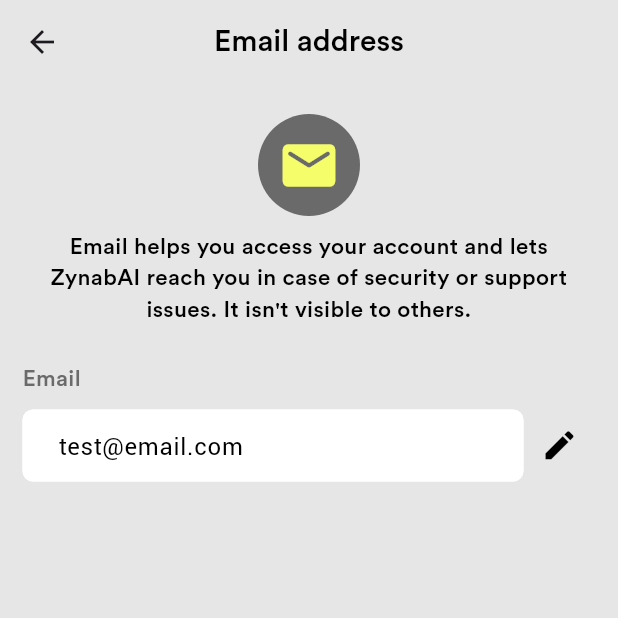
After one commit to expoders8/ZynabAIExpoders, a Flutter app: the EmailPage screen opened directly, on a phone screen of 412 x 824 dp, the top half of it. The commit adds this screen. Run offline on Flutter 3.47's test engine with Material 3 defaults, Android fonts, the phone set to English and light mode, and no system bars; our stand-ins replace accordion, avatar_glow, camera, flutter_typeahead, get, get_storage and 4 more; missing offline and left inert: bottom_picker, flutter_overlay_loader, flutter_sound, voice_message_package; accounts and stored records are empty.

Commit message:
design changes

```diff
--- /dev/null
+++ b/lib/app/ui/Profile/account/email_page.dart
@@ -0,0 +1,157 @@
+import 'package:flutter/material.dart';
+import 'package:get/get.dart';
+
+import '../../../../config/constant/color_constant.dart';
+import '../../../../config/constant/font_constant.dart';
+
+class EmailPage extends StatefulWidget {
+  const EmailPage({super.key});
+
+  @override
+  State<EmailPage> createState() => _EmailPageState();
+}
+
+class _EmailPageState extends State<EmailPage> {
+  final TextEditingController _controller =
+      TextEditingController(text: "test@email.com");
+  bool _isEditable = false;
+  @override
+  Widget build(BuildContext context) {
+    return Scaffold(
+      appBar: AppBar(
+        backgroundColor: kBackGroundColor,
+        title: const Text("Email address"),
+        centerTitle: true,
+      ),
+      body: SizedBox(
+        height: Get.height,
+        width: Get.width,
+        child: Padding(
+          padding: const EdgeInsets.symmetric(horizontal: 15.0),
+          child: Column(
+            crossAxisAlignment: CrossAxisAlignment.start,
+            children: [
+              const SizedBox(height: 20),
+              Center(
+                child: Container(
+                  decoration: BoxDecoration(
+                      borderRadius: BorderRadius.circular(100),
+                      color: kBlack54Color),
+                  child: const Padding(
+                    padding: EdgeInsets.all(13.0),
+                    child: Icon(
+                      Icons.email_rounded,
+                      size: 42,
+                      color: kHighlightColor,
+                    ),
+                  ),
+                ),
+              ),
+              const SizedBox(height: 10),
+              const Text(
+                  textAlign: TextAlign.center,
+                  style: TextStyle(
+                      color: kPrimaryColor,
+                      fontSize: 15,
+                      fontFamily: kCircularStdMedium),
+                  "Email helps you access your account and lets ZynabAI reach you in case of security or support issues. It isn't visible to others."),
+              const SizedBox(height: 25),
+              Column(
+                crossAxisAlignment: CrossAxisAlignment.start,
+                children: [
+                  const Text(
+                      textAlign: TextAlign.start,
+                      style: TextStyle(
+                          color: kSecondaryColor,
+                          fontSize: 15,
+                          fontFamily: kCircularStdMedium),
+                      "Email"),
+                  const SizedBox(height: 10),
+                  // Row(
+                  //   mainAxisAlignment: MainAxisAlignment.spaceBetween,
+                  //   crossAxisAlignment: CrossAxisAlignment.center,
+                  //   children: [
+                  //     Text(
+                  //         textAlign: TextAlign.start,
+                  //         style: TextStyle(
+                  //             color: kPrimaryColor,
+                  //             fontSize: 17,
+                  //             fontFamily: kCircularStdMedium),
+                  //         "test@email.com"),
+                  //     Icon(
+                  //       Icons.edit,
+                  //       size: 25,
+                  //       color: kBlackColor,
+                  //     ),
+                  //   ],
+                  // ),
+                  Row(
+                    mainAxisAlignment: MainAxisAlignment.spaceBetween,
+                    crossAxisAlignment: CrossAxisAlignment.center,
+                    children: [
+                      Expanded(
+                        child: TextFormField(
+                          style: const TextStyle(
+                              color: kPrimaryColor, fontSize: 16),
+                          controller: _controller,
+                          keyboardType: TextInputType.emailAddress,
+                          autovalidateMode: AutovalidateMode.onUserInteraction,
+                          validator: (value) {
+                            if (value == null || value.isEmpty) {
+                              return "Field cannot be empty";
+                            }
+                            return null;
+                          },
+                          readOnly: !_isEditable,
+                          decoration: InputDecoration(
+                            hintText: "Enter your email",
+                            filled: true,
+                            fillColor: kWhiteColor,
+                            contentPadding:
+                                const EdgeInsets.fromLTRB(20, 0, 10, 0),
+                            hintStyle:
+                                const TextStyle(color: kTextSecondaryColor),
+                            border: OutlineInputBorder(
+                              borderSide: const BorderSide(color: kWhiteColor),
+                              borderRadius: BorderRadius.circular(7),
+                            ),
+                            errorBorder: OutlineInputBorder(
+                              borderSide: const BorderSide(color: kErrorColor),
+                              borderRadius: BorderRadius.circular(7),
+                            ),
+                            enabledBorder: OutlineInputBorder(
+                              borderSide: const BorderSide(color: kWhiteColor),
+                              borderRadius: BorderRadius.circular(7),
+                            ),
+                            focusedBorder: OutlineInputBorder(
+                              borderSide: const BorderSide(color: kWhiteColor),
+                              borderRadius: BorderRadius.circular(7),
+                            ),
+                          ),
+                          maxLines: 1,
+                          onChanged: (value) {},
+                        ),
+                      ),
+                      IconButton(
+                        icon: Icon(
+                          _isEditable ? Icons.check : Icons.edit,
+                          size: 25,
+                          color: kBlackColor,
+                        ),
+                        onPressed: () {
+                          setState(() {
+                            _isEditable = !_isEditable;
+                          });
+                        },
+                      ),
+                    ],
+                  ),
+                ],
+              ),
+            ],
+          ),
+        ),
+      ),
+    );
+  }
+}
```
Also changed, not shown: lib/app/ui/Auth/ChangePassword/change_password.dart (added, +204 -0 lines), lib/app/ui/Profile/account/account.dart (added, +167 -0 lines), lib/app/ui/Profile/profile.dart (+43 -1 lines).
